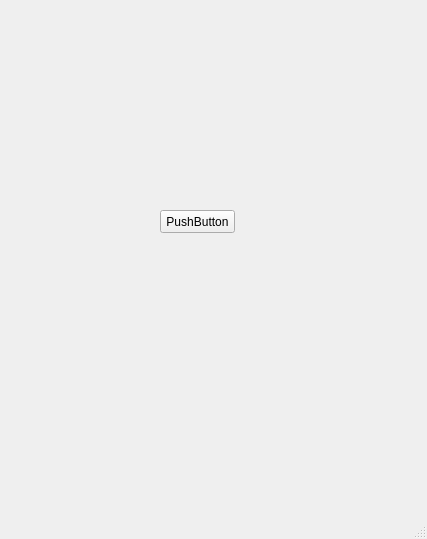
Old version of the form ProjectQT/mainwindow.ui in the repository Maknez/CompProject-.
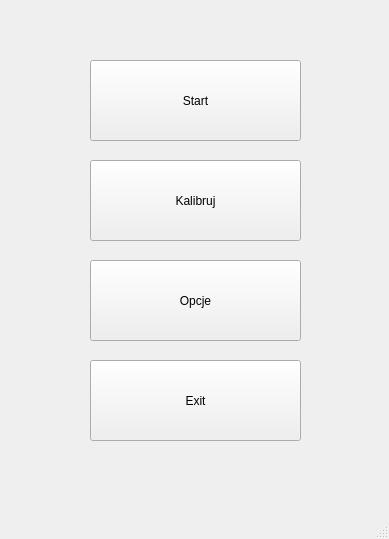
New version of the form.

Diff of the .ui file:
```diff
--- a/ProjectQT/mainwindow.ui
+++ b/ProjectQT/mainwindow.ui
@@ -6,7 +6,7 @@
    <rect>
     <x>0</x>
     <y>0</y>
-    <width>427</width>
+    <width>389</width>
     <height>539</height>
    </rect>
   </property>
@@ -17,14 +17,53 @@
    <widget class="QPushButton" name="pushButton">
     <property name="geometry">
      <rect>
-      <x>160</x>
-      <y>210</y>
-      <width>75</width>
-      <height>23</height>
+      <x>90</x>
+      <y>60</y>
+      <width>211</width>
+      <height>81</height>
      </rect>
     </property>
     <property name="text">
-     <string>PushButton</string>
+     <string>Start</string>
+    </property>
+   </widget>
+   <widget class="QPushButton" name="pushButton_2">
+    <property name="geometry">
+     <rect>
+      <x>90</x>
+      <y>160</y>
+      <width>211</width>
+      <height>81</height>
+     </rect>
+    </property>
+    <property name="text">
+     <string>Kalibruj</string>
+    </property>
+   </widget>
+   <widget class="QPushButton" name="pushButton_3">
+    <property name="geometry">
+     <rect>
+      <x>90</x>
+      <y>260</y>
+      <width>211</width>
+      <height>81</height>
+     </rect>
+    </property>
+    <property name="text">
+     <string>Opcje</string>
+    </property>
+   </widget>
+   <widget class="QPushButton" name="pushButton_4">
+    <property name="geometry">
+     <rect>
+      <x>90</x>
+      <y>360</y>
+      <width>211</width>
+      <height>81</height>
+     </rect>
+    </property>
+    <property name="text">
+     <string>Exit</string>
     </property>
    </widget>
   </widget>
```
Left out of the diff: 2 changed lines with no effect on the pictures.
